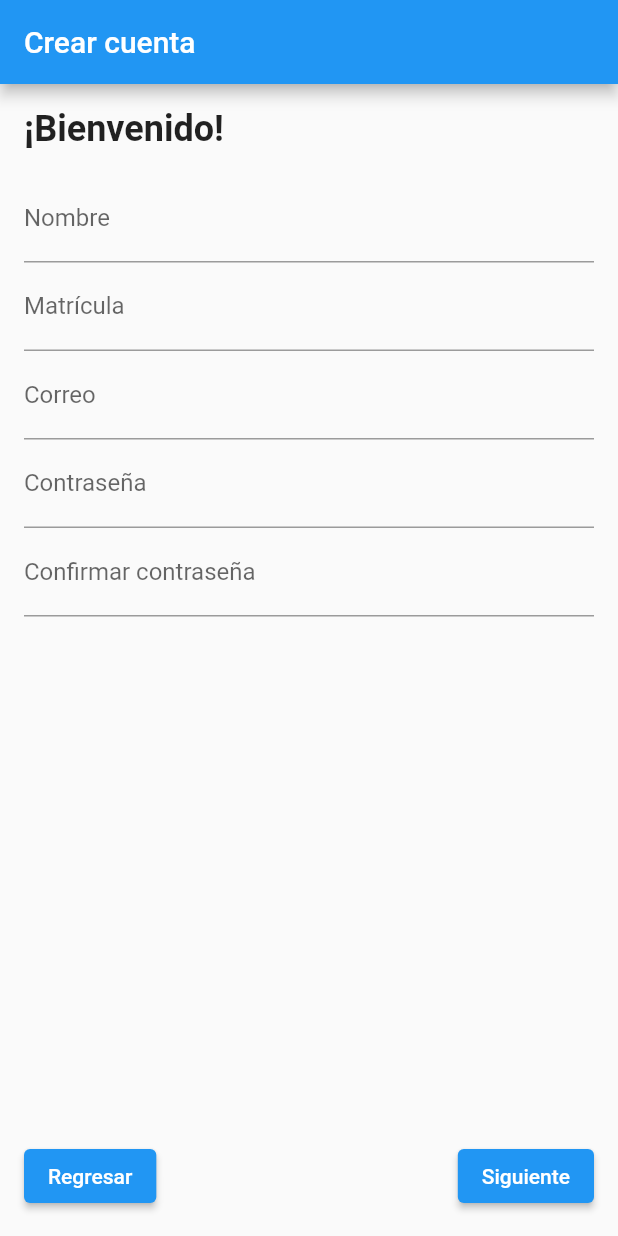
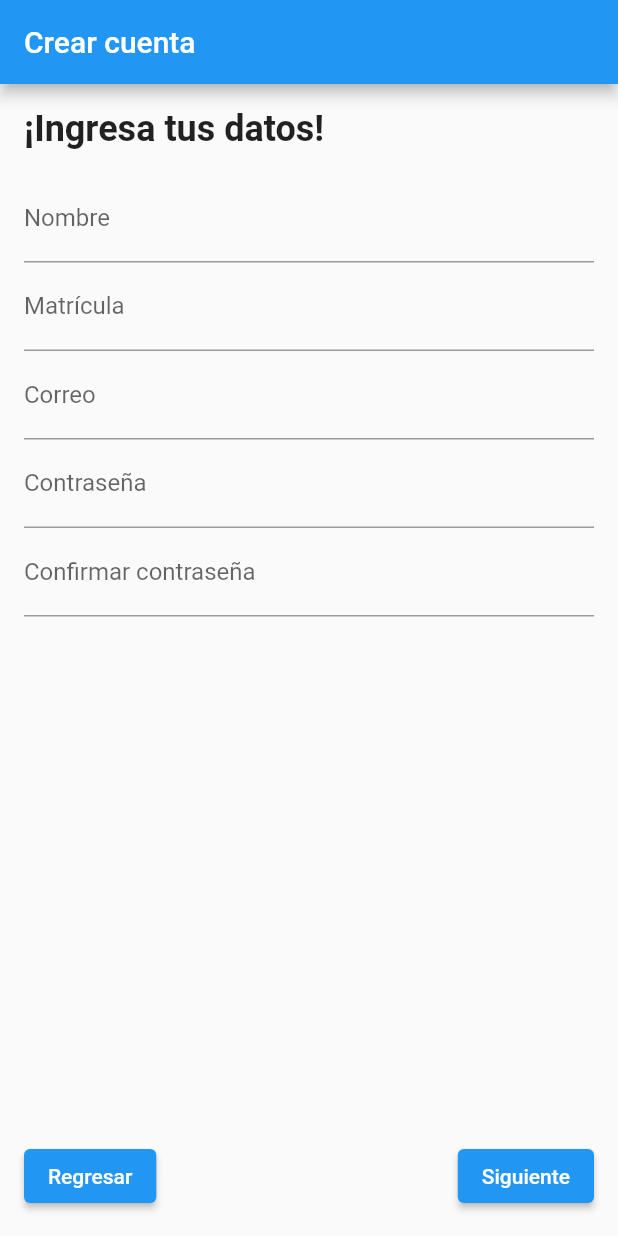
Before and after one commit to Fieragordo08/TecnoGuardApp, a Flutter app: the RegistroPage screen opened directly, on a phone screen of 412 x 824 dp. Run offline on Flutter 3.47's test engine with Material 2 defaults, Android fonts, the phone set to English and light mode, and no system bars.

Commit message:
Se eliminaron var innecesarias y otra bienvenida

```diff
--- a/lib/registro.dart
+++ b/lib/registro.dart
@@ -3,8 +3,6 @@ import 'package:tecnoguarda/main.dart'; // Asegúrate de importar el archivo cor
 
 
 class RegistroPage extends StatelessWidget {
-
-  final GlobalKey<FormState> _formKey = GlobalKey<FormState>();
 
   @override
   Widget build(BuildContext context) {
@@ -18,7 +16,7 @@ class RegistroPage extends StatelessWidget {
           crossAxisAlignment: CrossAxisAlignment.start,
           children: <Widget>[
             Text(
-              '¡Bienvenido!',
+              '¡Ingresa tus datos!',
               style: TextStyle(fontSize: 24.0, fontWeight: FontWeight.bold),
             ),
             SizedBox(height: 16.0),
```
